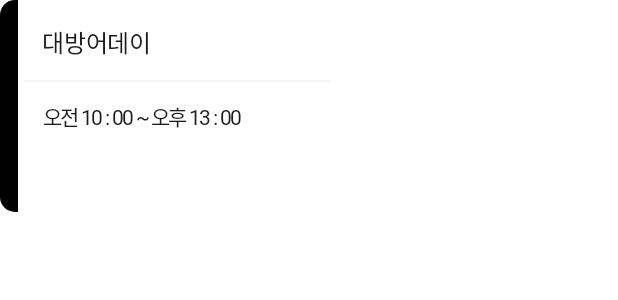
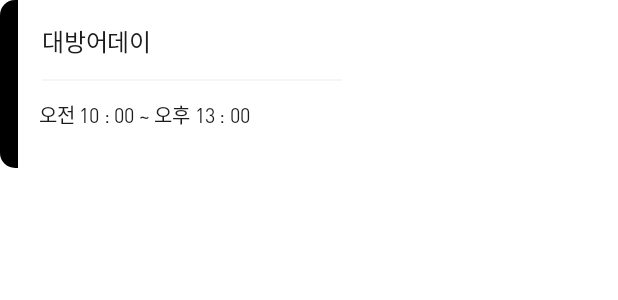
Before and after one commit to TeamSeeMeet/SeeMeet-Android, an Android app: the layout item_receive_schedule.xml on its own in the app's theme, with its tools: preview values and no code run, on a phone screen of 412 x 824 dp. Shown: the top 300 px of the screen. Run offline under Robolectric (Android 15) with nearby library versions, the phone set to English and light mode, and no system bars.

```diff
--- a/app/src/main/java/org/seemeet/seemeet/ui/receive/adapter/ReceiveCheckListAdapter.kt
+++ b/app/src/main/java/org/seemeet/seemeet/ui/receive/adapter/ReceiveCheckListAdapter.kt
@@ -1,16 +1,11 @@
 package org.seemeet.seemeet.ui.receive.adapter
 
 import android.view.LayoutInflater
-import android.view.View
 import android.view.ViewGroup
-import android.widget.AdapterView
 import androidx.recyclerview.widget.RecyclerView
 import org.seemeet.seemeet.data.local.CheckboxData
 import org.seemeet.seemeet.databinding.ItemReceiveCheckboxBinding
 import android.widget.CheckBox
-import androidx.activity.viewModels
-import org.seemeet.seemeet.ui.viewmodel.ReceiveViewModel
-
 
 class ReceiveCheckListAdapter(  val onClickCheckbox : (checkboxData : CheckboxData) -> Unit )
     : RecyclerView.Adapter<ReceiveCheckListAdapter.RecieveTimeListViewHolder>() {
--- a/app/src/main/java/org/seemeet/seemeet/ui/receive/adapter/ReceiveSchduleListAdapter.kt
+++ b/app/src/main/java/org/seemeet/seemeet/ui/receive/adapter/ReceiveSchduleListAdapter.kt
@@ -23,7 +23,7 @@ class ReceiveSchduleListAdapter :RecyclerView.Adapter<RecyclerView.ViewHolder>()
     ): RecyclerView.ViewHolder(binding.root){
         fun bind(scheduleData: ScheduleData) {
             binding.scheduleData = scheduleData
-
+            binding.cgRecieveTogether.removeAllViews()
             scheduleData.together.forEach{
                 binding.cgRecieveTogether.addView(Chip(context).apply{
                     text = it
@@ -32,7 +32,7 @@ class ReceiveSchduleListAdapter :RecyclerView.Adapter<RecyclerView.ViewHolder>()
                     setTextAppearance(R.style.chipTextPinkStyle)
                     chipStrokeWidth = 1.0F
                     isCheckable = false
-                    setChipStrokeColorResource(R.color.gray04)
+                    setChipStrokeColorResource(R.color.pink01)
 
                 })
             }
--- a/app/src/main/java/org/seemeet/seemeet/ui/viewmodel/ReceiveViewModel.kt
+++ b/app/src/main/java/org/seemeet/seemeet/ui/viewmodel/ReceiveViewModel.kt
@@ -92,7 +92,7 @@ class ReceiveViewModel(application: Application) : AndroidViewModel(application)
         _clickedList.value = mutableListOf(
             ScheduleData(
                 1, "2021.12.23",
-                "대방어데이1", mutableListOf("김준희1", "김준희2", "김준희3"),
+                "대방어데이1", mutableListOf("김준희", "김준희", "김준희"),
                 "오전 11 : 00 ~ 오후 04 : 00"
             ),
             ScheduleData(
@@ -100,7 +100,6 @@ class ReceiveViewModel(application: Application) : AndroidViewModel(application)
                 "대방어데이2", mutableListOf("김준희4", "김준희5", "김준희6"),
                 "오전 11 : 00 ~ 오후 04 : 00"
             ),
-
             ScheduleData(
                 2, "2021.12.23",
                 "대방어데이3", mutableListOf("김준희1", "김준희2", "김준희3"),
@@ -112,6 +111,6 @@ class ReceiveViewModel(application: Application) : AndroidViewModel(application)
                 "오전 11 : 00 ~ 오후 04 : 00"
             )
         )
+    }
 
-    }
 }
--- /dev/null
+++ b/app/src/main/res/drawable/rectangle_gray02_10.xml
@@ -0,0 +1,6 @@
+<?xml version="1.0" encoding="utf-8"?>
+<shape xmlns:android="http://schemas.android.com/apk/res/android"
+    android:shape="rectangle">
+    <corners android:radius="10dp"/>
+    <solid android:color="@color/gray02"/>
+</shape>
--- /dev/null
+++ b/app/src/main/res/drawable/rectangle_gray04_10.xml
@@ -0,0 +1,6 @@
+<?xml version="1.0" encoding="utf-8"?>
+<shape xmlns:android="http://schemas.android.com/apk/res/android"
+    android:shape="rectangle">
+    <corners android:radius="10dp"/>
+    <solid android:color="@color/gray04"/>
+</shape>
--- /dev/null
+++ b/app/src/main/res/drawable/rectangle_pink01_10.xml
@@ -0,0 +1,6 @@
+<?xml version="1.0" encoding="utf-8"?>
+<shape xmlns:android="http://schemas.android.com/apk/res/android"
+    android:shape="rectangle">
+    <corners android:radius="10dp"/>
+    <solid android:color="@color/pink01"/>
+</shape>
--- a/app/src/main/res/layout/activity_main.xml
+++ b/app/src/main/res/layout/activity_main.xml
@@ -4,7 +4,6 @@
     xmlns:tools="http://schemas.android.com/tools"
     android:layout_width="match_parent"
     android:layout_height="match_parent"
-    android:foreground="@drawable/ic_btn_send_message"
     tools:context=".ui.MainActivity">
 
     <androidx.fragment.app.FragmentContainerView
@@ -43,7 +42,7 @@
             app:elevation="0dp"
             app:fabCustomSize="63dp"
             app:layout_anchor="@id/bnv_main"
-            app:layout_anchorGravity="center_horizontal"
+            app:layout_anchorGravity="center"
             app:maxImageSize="55dp"
             app:backgroundTint="@color/black"
             app:tint="@color/white"
--- a/app/src/main/res/layout/item_receive_schedule.xml
+++ b/app/src/main/res/layout/item_receive_schedule.xml
@@ -10,14 +10,27 @@
 
     <androidx.constraintlayout.widget.ConstraintLayout
         android:id="@+id/cl_receive_schedule"
-        android:layout_width="236dp"
-        android:layout_height="141dp"
-        android:background="@drawable/bg_receive_card_white">
+        android:layout_width="wrap_content"
+        android:layout_height="wrap_content"
+        android:minWidth="224dp">
+
+        <ImageView
+            android:id="@+id/iv_receive_schedule_bg"
+            android:layout_width="0dp"
+            android:layout_height="0dp"
+            android:layout_marginEnd="20dp"
+            android:src="@drawable/bg_receive_card_white"
+            app:layout_constraintStart_toStartOf="parent"
+            app:layout_constraintEnd_toEndOf="parent"
+            app:layout_constraintTop_toTopOf="parent"
+            app:layout_constraintBottom_toBottomOf="parent"/>
+
 
         <ImageView
             android:id="@+id/iv_receive_schedule_bar"
             android:layout_width="12dp"
-            android:layout_height="141dp"
+            android:layout_height="0dp"
+            android:minHeight="141dp"
             app:layout_constraintBottom_toBottomOf="parent"
             app:layout_constraintStart_toStartOf="parent"
             app:layout_constraintTop_toTopOf="parent"
@@ -35,15 +48,16 @@
             app:layout_constraintStart_toStartOf="parent"
             app:layout_constraintTop_toTopOf="parent"
             android:layout_marginStart="27dp"
-            android:layout_marginTop="16dp" />
+            android:layout_marginTop="15dp" />
 
         <ImageView
             android:id="@+id/iv_receive_schedule_line"
-            android:layout_width="match_parent"
+            android:layout_width="0dp"
             android:layout_height="1dp"
             android:src="@drawable/line_dddddd"
             app:layout_constraintTop_toBottomOf="@id/tv_receive_s_title"
             app:layout_constraintStart_toEndOf="@id/iv_receive_schedule_bar"
+            app:layout_constraintEnd_toEndOf="@id/iv_receive_schedule_bg"
             android:layout_marginTop="13dp"
             android:layout_marginStart="16dp"
             android:layout_marginEnd="16dp"/>
@@ -54,25 +68,29 @@
             android:layout_height="wrap_content"
             android:layout_marginTop="12dp"
             android:text="오전 10 : 00 ~ 오후 13 : 00"
-            android:layout_marginStart="16dp"
-            android:textSize="14sp"
+            android:layout_marginStart="14dp"
+            android:layout_marginEnd="77dp"
             android:textColor="@color/gray06"
-            android:textAlignment="center"
-            android:letterSpacing="-0.08"
-            android:fontFamily="@font/spoqa_han_sans_neo_bold"
+            android:fontFamily="@font/din_pro_regular"
+            android:textStyle="normal"
+            android:textSize="13sp"
+            android:letterSpacing="-0.01"
+            app:layout_constraintEnd_toEndOf="@id/iv_receive_schedule_bg"
             app:layout_constraintStart_toEndOf="@id/iv_receive_schedule_bar"
             app:layout_constraintTop_toBottomOf="@id/iv_receive_schedule_line"/>
 
         <com.google.android.material.chip.ChipGroup
             android:id="@+id/cg_recieve_together"
             android:layout_width="0dp"
-            android:layout_height="0dp"
+            android:layout_height="wrap_content"
+            android:minHeight="25dp"
+            android:layout_marginTop="10dp"
             android:layout_marginStart="16dp"
             android:layout_marginBottom="15dp"
-            android:layout_marginEnd="16dp"
+            android:layout_marginEnd="10dp"
             app:layout_constraintTop_toBottomOf="@id/tv_receive_schedule_time"
             app:layout_constraintStart_toEndOf="@id/iv_receive_schedule_bar"
-            app:layout_constraintEnd_toEndOf="parent"
+            app:layout_constraintEnd_toEndOf="@id/iv_receive_schedule_bg"
             app:layout_constraintBottom_toBottomOf="parent"/>
 
     </androidx.constraintlayout.widget.ConstraintLayout>
--- a/app/src/main/res/values/themes.xml
+++ b/app/src/main/res/values/themes.xml
@@ -1,6 +1,6 @@
 <resources xmlns:tools="http://schemas.android.com/tools">
     <!-- Base application theme. -->
-    <style name="Theme.SeeMeet" parent="Theme.MaterialComponents.DayNight.NoActionBar">
+    <style name="Theme.SeeMeet" parent="Theme.MaterialComponents.Light.NoActionBar">
         <!-- Primary brand color. -->
         <item name="colorPrimary">@color/purple_500</item>
         <item name="colorPrimaryVariant">@color/purple_700</item>
```
Also changed, not shown: app/src/main/AndroidManifest.xml (+4 -5 lines), app/src/main/java/org/seemeet/seemeet/ui/receive/ReceiveActivity.kt (+15 -4 lines), app/src/main/res/drawable/ic_component_248.xml (added, +10 -0 lines), app/src/main/res/drawable/ic_component_gray.xml (added, +9 -0 lines), app/src/main/res/layout/activity_receive.xml (+54 -15 lines), app/src/main/res/layout/fragment_home.xml (+12 -9 lines).
